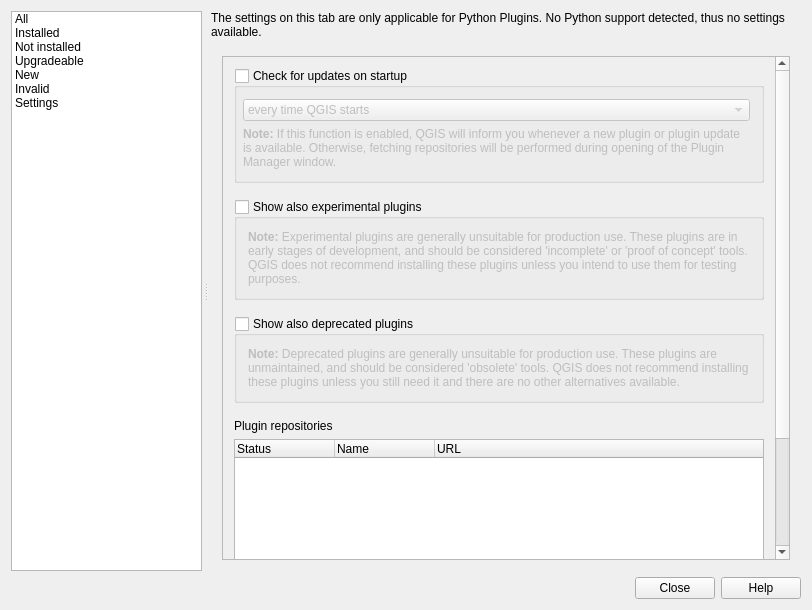
Before: the Qt Designer form src/ui/qgspluginmanagerbase.ui in carsmie/QGIS, drawn with Qt 5.
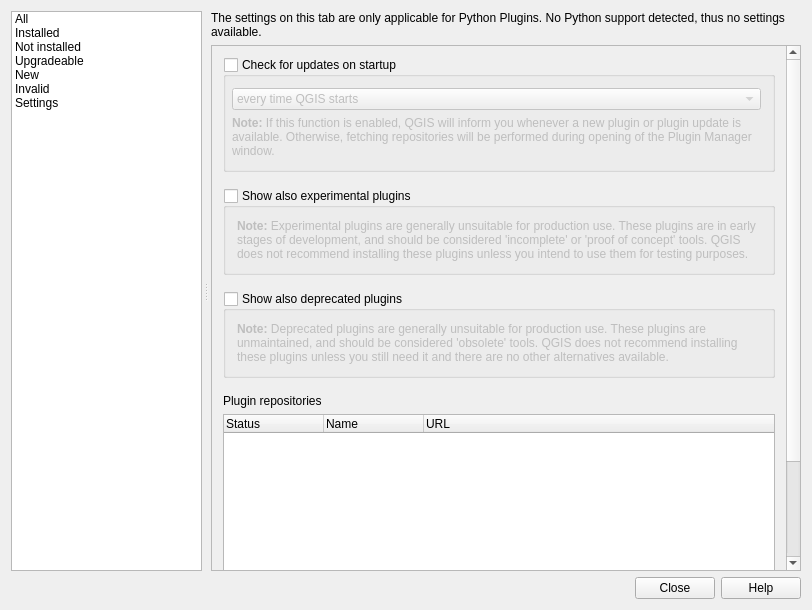
After: the same form once the commit is applied. The open tabs and pages were chosen to show the change. Icons and pictures are not drawn. Custom widgets are drawn as their Qt base class.

Commit message: [Plugin manager] Replace confirmation popup dialogs with an internal QgsMessageBar

The edit to the form file:
```diff
--- a/src/ui/qgspluginmanagerbase.ui
+++ b/src/ui/qgspluginmanagerbase.ui
@@ -509,6 +509,9 @@
               <enum>QFrame::Raised</enum>
              </property>
              <layout class="QVBoxLayout" name="verticalLayout_3">
+              <property name="margin">
+               <number>0</number>
+              </property>
               <item>
                <widget class="QScrollArea" name="scrollArea">
                 <property name="widgetResizable">
@@ -519,7 +522,7 @@
                   <rect>
                    <x>0</x>
                    <y>0</y>
-                   <width>574</width>
+                   <width>582</width>
                    <height>653</height>
                   </rect>
                  </property>
```
Left out of the diff: 4 changed lines with no effect on the pictures. Lines whose indentation alone changed are shown as unchanged. The commit also changes 7 other files.
